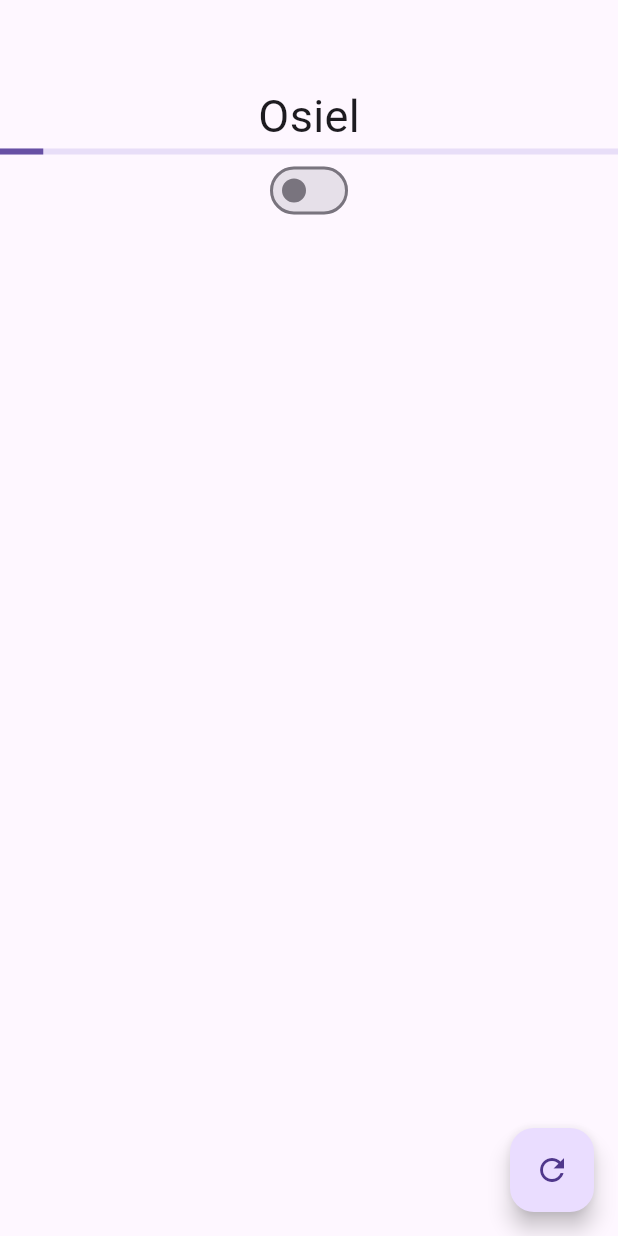
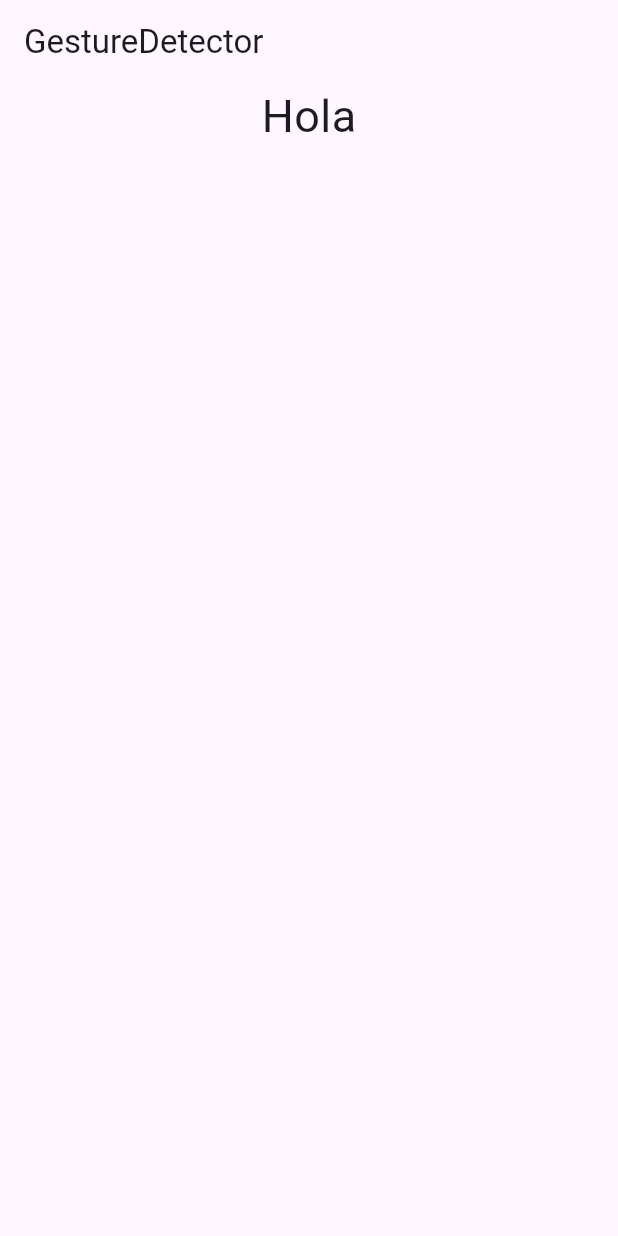
Before and after one commit to sebudea/FlutterLearn, a Flutter app: the screen it shows after launch, on a phone screen of 412 x 824 dp. Run offline on Flutter 3.47's test engine with Material 3 defaults, Android fonts, the phone set to English and light mode, and no system bars.

Commit message:
Flutter Gesture Detector

```diff
--- a/lib/main.dart
+++ b/lib/main.dart
@@ -1,5 +1,3 @@
-import 'dart:async';
-
 import 'package:flutter/material.dart';
 
 void main() => runApp(const MyApp());
@@ -24,65 +22,34 @@ class MyHomePage extends StatefulWidget {
 }
 
 class _MyHomePageState extends State<MyHomePage> {
-  String name = "Marvin";
-  double progressValue = 0.0;
-  bool switchValue = false;
-
   @override
   Widget build(BuildContext context) {
     return Scaffold(
-      appBar: AppBar(),
+      appBar: AppBar(
+        title: Text("GestureDetector"),
+      ),
       body: Center(
         child: Column(
-          children: [
-            Text(
-              name,
-              style: TextStyle(fontSize: 30),
-            ),
-            LinearProgressIndicator(
-              value: progressValue,
-            ),
-            Switch(
-              value: switchValue,
-              onChanged: (value) {
-                setState(() {
-                  switchValue = value;
-                });
-              },
+          children: <Widget>[
+            GestureDetector(
+              onTap: _onTap,
+              onLongPress: _onLongPress,
+              child: Text(
+                "Hola",
+                style: TextStyle(fontSize: 30),
+              ),
             )
           ],
         ),
       ),
-      floatingActionButton: FloatingActionButton(
-        child: Icon(Icons.refresh),
-        onPressed: changeName,
-      ),
     );
   }
 
-  void changeName() {
-    setState(() {
-      if (name == "Marvin") {
-        name = "Osiel";
-      } else {
-        name = "Marvin";
-      }
-      progressValue += 0.01;
-    });
+  void _onTap() {
+    print("Hola");
   }
 
-  @override
-  void initState() {
-    // TODO: implement initState
-    super.initState();
-    Timer.periodic(Duration(seconds: 1), (value) {
-      changeName();
-    });
-  }
-
-  @override
-  void dispose() {
-    // TODO: implement dispose
-    super.dispose();
+  void _onLongPress() {
+    print("Se ha mantenido el click");
   }
 }
```
